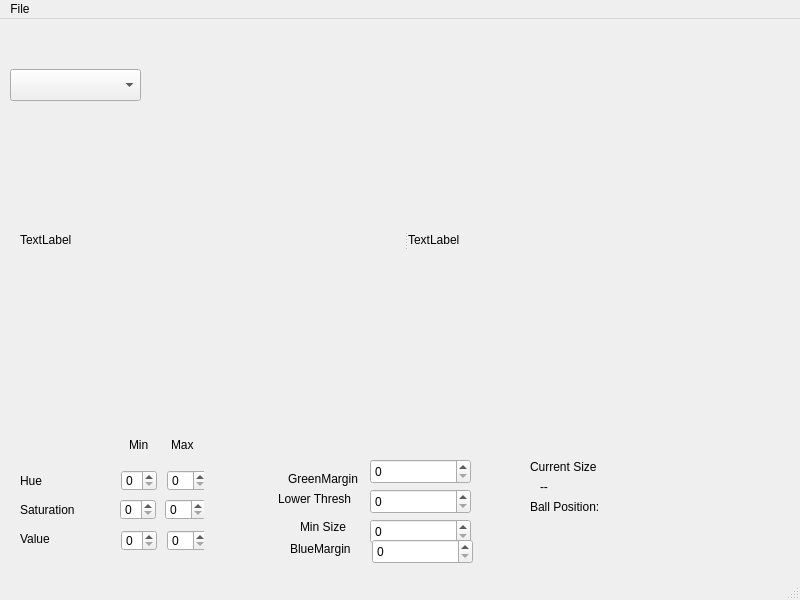
Qt form app/mainwindow.ui (BeerPong-Sentinel/vision-system) before a commit.
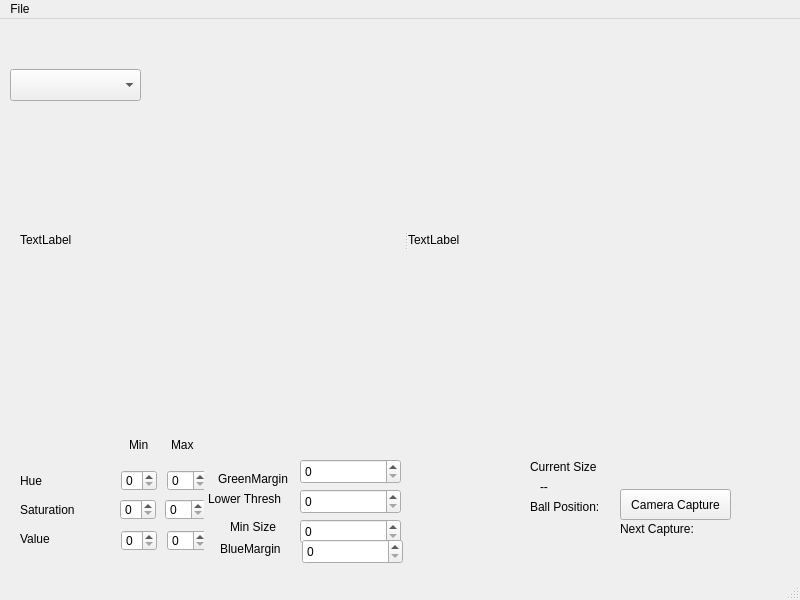
The same form after that commit.

Commit message: Added manual camera controls read from config yaml, added live-view image taking

What changed in the file:
```diff
--- a/app/mainwindow.ui
+++ b/app/mainwindow.ui
@@ -248,7 +248,7 @@
    <widget class="QLabel" name="label">
     <property name="geometry">
      <rect>
-      <x>288</x>
+      <x>218</x>
       <y>450</y>
       <width>71</width>
       <height>20</height>
@@ -261,7 +261,7 @@
    <widget class="QLabel" name="label_2">
     <property name="geometry">
      <rect>
-      <x>278</x>
+      <x>208</x>
       <y>470</y>
       <width>81</width>
       <height>20</height>
@@ -274,7 +274,7 @@
    <widget class="QSpinBox" name="margin_val">
     <property name="geometry">
      <rect>
-      <x>370</x>
+      <x>300</x>
       <y>440</y>
       <width>101</width>
       <height>25</height>
@@ -284,7 +284,7 @@
    <widget class="QSpinBox" name="low_thresh_val">
     <property name="geometry">
      <rect>
-      <x>370</x>
+      <x>300</x>
       <y>470</y>
       <width>101</width>
       <height>25</height>
@@ -294,7 +294,7 @@
    <widget class="QSpinBox" name="min_size_val">
     <property name="geometry">
      <rect>
-      <x>370</x>
+      <x>300</x>
       <y>500</y>
       <width>101</width>
       <height>25</height>
@@ -304,7 +304,7 @@
    <widget class="QLabel" name="label_8">
     <property name="geometry">
      <rect>
-      <x>300</x>
+      <x>230</x>
       <y>500</y>
       <width>49</width>
       <height>16</height>
@@ -343,7 +343,7 @@
    <widget class="QSpinBox" name="margin_val_2">
     <property name="geometry">
      <rect>
-      <x>372</x>
+      <x>302</x>
       <y>520</y>
       <width>101</width>
       <height>25</height>
@@ -353,7 +353,7 @@
    <widget class="QLabel" name="label_10">
     <property name="geometry">
      <rect>
-      <x>290</x>
+      <x>220</x>
       <y>520</y>
       <width>71</width>
       <height>20</height>
@@ -389,6 +389,45 @@
      <string/>
     </property>
    </widget>
+   <widget class="QPushButton" name="cameraCapture">
+    <property name="geometry">
+     <rect>
+      <x>620</x>
+      <y>470</y>
+      <width>111</width>
+      <height>31</height>
+     </rect>
+    </property>
+    <property name="text">
+     <string>Camera Capture</string>
+    </property>
+   </widget>
+   <widget class="QLabel" name="captureNum">
+    <property name="geometry">
+     <rect>
+      <x>700</x>
+      <y>500</y>
+      <width>41</width>
+      <height>20</height>
+     </rect>
+    </property>
+    <property name="text">
+     <string/>
+    </property>
+   </widget>
+   <widget class="QLabel" name="captureNum_2">
+    <property name="geometry">
+     <rect>
+      <x>620</x>
+      <y>500</y>
+      <width>81</width>
+      <height>20</height>
+     </rect>
+    </property>
+    <property name="text">
+     <string>Next Capture:</string>
+    </property>
+   </widget>
   </widget>
   <widget class="QMenuBar" name="menubar">
    <property name="geometry">
```
Left out of the diff: 2 changed lines with no effect on the pictures. The commit also changes 10 other files.
